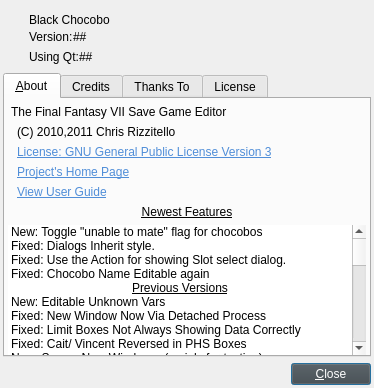
First picture: the form in about.ui, repository sithlord48/blackchocobo, before the edit.
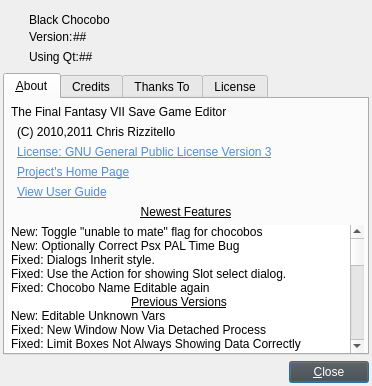
Second picture: the form after the edit. Icons and pictures are not drawn.

Commit message: Fix Pal Psx time more code cleanup, added location string(finally). new ascii char for unknown var table, lupdated

Diff of the .ui file:
```diff
--- a/about.ui
+++ b/about.ui
@@ -9,8 +9,8 @@
    <rect>
     <x>0</x>
     <y>0</y>
-    <width>374</width>
-    <height>388</height>
+    <width>372</width>
+    <height>386</height>
    </rect>
   </property>
   <property name="sizePolicy">
@@ -501,6 +501,11 @@
            <string>New: Toggle &quot;unable to mate&quot; flag for chocobos</string>
           </property>
          </item>
+         <item>
+          <property name="text">
+           <string>New: Optionally Correct Psx PAL Time Bug</string>
+          </property>
+         </item>
          <item>
           <property name="text">
            <string>Fixed: Dialogs Inherit style.</string>
```
Left out of the diff: 6 changed lines with no effect on the pictures. The commit also changes 9 other files.
